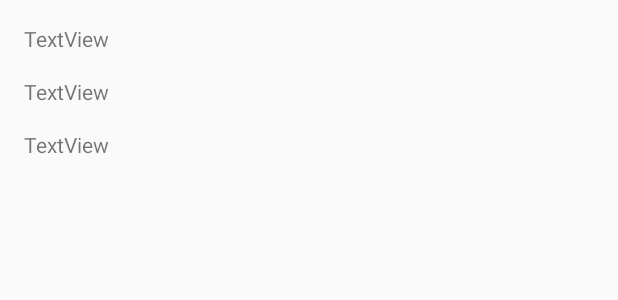
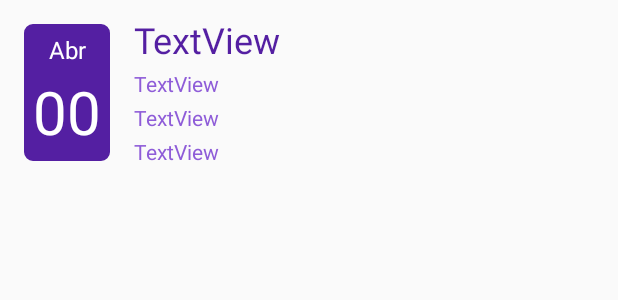
Before and after one commit to ariadnana/projecte, an Android app: the layout list_item.xml on its own in the app's theme, with its tools: preview values and no code run, on a phone screen of 412 x 824 dp. Shown: the top 300 px of the screen. Run offline under Robolectric (Android 15) with nearby library versions, the light colour scheme and no system bars; network calls fail.

Commit message:
disseny mainactivity

```diff
--- a/app/app/src/main/AndroidManifest.xml
+++ b/app/app/src/main/AndroidManifest.xml
@@ -9,7 +9,7 @@
         android:roundIcon="@mipmap/ic_launcher_round"
         android:supportsRtl="true"
         android:usesCleartextTraffic="true"
-        android:theme="@style/AppTheme">
+        android:theme="@style/Theme.AppCompat.Light.NoActionBar">
         <activity android:name=".MainActivity">
             <intent-filter>
                 <action android:name="android.intent.action.MAIN" />
--- /dev/null
+++ b/app/app/src/main/res/drawable/customborder.xml
@@ -0,0 +1,7 @@
+<?xml version="1.0" encoding="UTF-8"?>
+<shape xmlns:android="http://schemas.android.com/apk/res/android" android:shape="rectangle">
+    <corners android:radius="5dp"/>
+    <padding android:left="10dp" android:right="10dp" android:top="10dp" android:bottom="10dp"/>
+    <stroke android:width="1dp" android:color="#541fa2"/>
+    <solid android:color="#541FA2" />
+</shape>
--- a/app/app/src/main/res/layout/list_item.xml
+++ b/app/app/src/main/res/layout/list_item.xml
@@ -6,37 +6,103 @@
     android:layout_width="match_parent"
     android:layout_height="120dp">
 
-    <TextView
-        android:id="@+id/Data"
+    <LinearLayout
+        android:layout_width="match_parent"
+        android:layout_height="match_parent"
+        android:orientation="horizontal"
+        app:layout_constraintStart_toStartOf="parent"
+        app:layout_constraintTop_toTopOf="parent">
+
+        <LinearLayout
+            android:id="@+id/Date"
             android:layout_width="wrap_content"
             android:layout_height="wrap_content"
-        android:layout_marginStart="16dp"
             android:layout_marginLeft="16dp"
             android:layout_marginTop="16dp"
+            android:layout_marginRight="16dp"
+            android:layout_marginBottom="10dp"
+            android:background="@drawable/customborder"
+            android:orientation="vertical"
+            android:padding="6dp"
+            app:layout_constraintStart_toStartOf="parent"
+            app:layout_constraintTop_toTopOf="parent">
+
+            <TextView
+                android:id="@+id/Mes"
+                android:layout_width="match_parent"
+                android:layout_height="wrap_content"
+                android:gravity="center"
+                android:text="Abr"
+                android:textColor="@color/cardview_light_background"
+                android:textSize="16sp"
+                app:layout_constraintTop_toTopOf="parent" />
+
+            <TextView
+                android:id="@+id/Dia"
+                android:layout_width="match_parent"
+                android:layout_height="wrap_content"
+                android:layout_marginTop="3dp"
+                android:gravity="center"
+                android:text="00"
+                android:textColor="@color/cardview_light_background"
+                android:textSize="40sp"
+                app:layout_constraintTop_toBottomOf="@+id/Mes" />
+        </LinearLayout>
+
+        <LinearLayout
+            android:id="@+id/info"
+            android:layout_width="match_parent"
+            android:layout_height="wrap_content"
+            android:layout_marginTop="10dp"
+            android:layout_marginRight="16dp"
+            android:orientation="vertical"
             android:text="TextView"
+            app:layout_constraintStart_toEndOf="@+id/Date"
+            app:layout_constraintTop_toTopOf="parent">
+
+            <TextView
+                android:id="@+id/Nom"
+                android:layout_width="match_parent"
+                android:layout_height="wrap_content"
+                android:ellipsize="end"
+                android:maxLines="1"
+                android:text="TextView"
+                android:textColor="#541fa2"
+                android:textSize="24sp"
+                app:layout_constraintStart_toStartOf="parent"
+                app:layout_constraintTop_toTopOf="parent" />
+
+            <TextView
+                android:id="@+id/Hora"
+                android:layout_width="match_parent"
+                android:layout_height="wrap_content"
+                android:layout_marginTop="3dp"
+                android:text="TextView"
+                android:textColor="#8E5CD8"
                 app:layout_constraintStart_toStartOf="parent"
                 app:layout_constraintTop_toBottomOf="@+id/Nom" />
 
             <TextView
                 android:id="@+id/Lloc"
-        android:layout_width="wrap_content"
+                android:layout_width="match_parent"
                 android:layout_height="wrap_content"
-        android:layout_marginStart="16dp"
-        android:layout_marginLeft="16dp"
-        android:layout_marginTop="16dp"
+                android:layout_marginTop="3dp"
                 android:text="TextView"
+                android:textColor="#8E5CD8"
                 app:layout_constraintStart_toStartOf="parent"
-        app:layout_constraintTop_toBottomOf="@+id/Data" />
+                app:layout_constraintTop_toBottomOf="@+id/Hora" />
 
             <TextView
-        android:id="@+id/Nom"
-        android:layout_width="wrap_content"
+                android:id="@+id/Preu"
+                android:layout_width="match_parent"
                 android:layout_height="wrap_content"
-        android:layout_marginStart="16dp"
-        android:layout_marginLeft="16dp"
-        android:layout_marginTop="16dp"
+                android:layout_marginTop="3dp"
                 android:text="TextView"
+                android:textColor="#8E5CD8"
                 app:layout_constraintStart_toStartOf="parent"
-        app:layout_constraintTop_toTopOf="parent" />
+                app:layout_constraintTop_toBottomOf="@+id/Lloc" />
+        </LinearLayout>
+
+    </LinearLayout>
 
 </android.support.constraint.ConstraintLayout>
--- /dev/null
+++ b/app/app/src/main/res/menu/menu_main.xml
@@ -0,0 +1,5 @@
+<?xml version="1.0" encoding="utf-8"?>
+<menu xmlns:android="http://schemas.android.com/apk/res/android"
+    xmlns:app="http://schemas.android.com/apk/res-auto"
+    xmlns:tools="http://schemas.android.com/tools"
+    tools:context=".MainActivity"/>
--- a/app/app/src/main/res/values/strings.xml
+++ b/app/app/src/main/res/values/strings.xml
@@ -1,5 +1,8 @@
 <resources>
-    <string name="app_name">App</string>
+    <string name="app_name">Gresca</string>
     <string name="icon_plus">&#xf067;</string>
     <string name="icon_calendar">&#xf133;</string>
+    <string name="icon_clock">&#xf017;</string>
+    <string name="icon_place">&#xf7a2;</string>
+    <string name="icon_price">&#xf4d3;</string>
 </resources>
--- a/app/app/src/main/res/values/styles.xml
+++ b/app/app/src/main/res/values/styles.xml
@@ -7,5 +7,9 @@
         <item name="colorPrimaryDark">@color/colorPrimaryDark</item>
         <item name="colorAccent">@color/colorAccent</item>
     </style>
+    <style name="HeaderBar">
+        <item name="android:background">#541fa2</item>
+        <item name="titleTextColor">#FFFFFF</item>
+    </style>
 
 </resources>
```
Also changed, not shown: app/app/src/main/java/com/example/app/Concert.java (+39 -11 lines), app/app/src/main/java/com/example/app/MainActivity.java (+29 -5 lines), app/app/src/main/res/layout/activity_main.xml (+13 -3 lines). Lines whose indentation alone changed are shown as unchanged.
